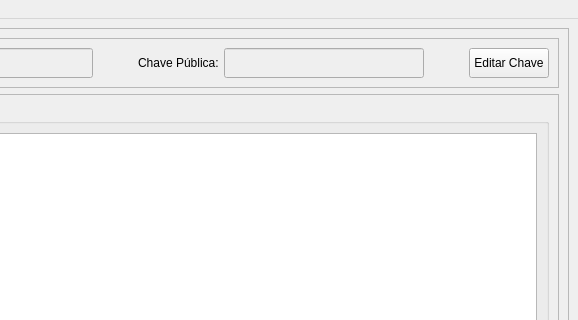
gskaimyou/TrabalhoFaculdade, file Design/Faculdade.ui: the form before one commit; both pictures show x 222 to 800 and y 0 to 320 of the 800 by 525 pixel window.
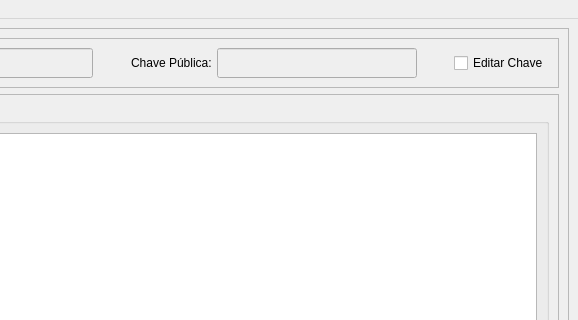
The form after the commit.

The edit to the form file:
```diff
--- a/Design/Faculdade.ui
+++ b/Design/Faculdade.ui
@@ -143,7 +143,7 @@
                  <string/>
                 </property>
                 <property name="readOnly">
-                 <bool>true</bool>
+                 <bool>false</bool>
                 </property>
                </widget>
               </item>
@@ -155,7 +155,7 @@
                </widget>
               </item>
               <item>
-               <widget class="QPushButton" name="pushButton_13">
+               <widget class="QCheckBox" name="btn_descriptografar_editChave">
                 <property name="maximumSize">
                  <size>
                   <width>100</width>
```
Left out of the diff: 48 changed lines with no effect on the pictures.
